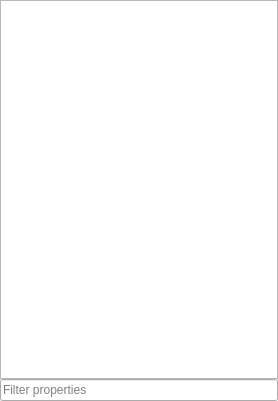
The window that Forms/itempropertieswidget.ui (ArashMassoudieh/WaterwAIs) describes before a commit, drawn with Qt 5.
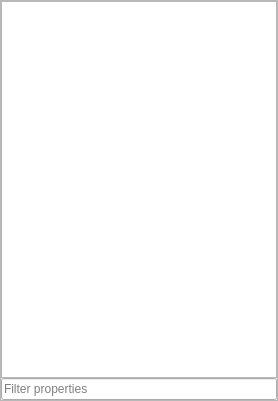
The same window after the commit.

Patch:
```diff
--- a/Forms/itempropertieswidget.ui
+++ b/Forms/itempropertieswidget.ui
@@ -13,13 +13,13 @@
   <property name="windowTitle">
    <string>Frame</string>
   </property>
+  <property name="frameShape">
+   <enum>QFrame::StyledPanel</enum>
+  </property>
   <property name="lineWidth">
    <number>0</number>
   </property>
-  <layout class="QVBoxLayout" name="verticalLayout">
-   <property name="spacing">
-    <number>0</number>
-   </property>
+  <layout class="QGridLayout" name="gridLayout">
    <property name="leftMargin">
     <number>0</number>
    </property>
@@ -32,7 +32,10 @@
    <property name="bottomMargin">
     <number>0</number>
    </property>
-   <item>
+   <property name="verticalSpacing">
+    <number>0</number>
+   </property>
+   <item row="0" column="0">
     <widget class="QTableView" name="tableView">
      <property name="selectionBehavior">
       <enum>QAbstractItemView::SelectRows</enum>
@@ -50,14 +53,14 @@
       <bool>false</bool>
      </attribute>
      <attribute name="verticalHeaderMinimumSectionSize">
-      <number>20</number>
+      <number>24</number>
      </attribute>
      <attribute name="verticalHeaderDefaultSectionSize">
-      <number>20</number>
+      <number>24</number>
      </attribute>
     </widget>
    </item>
-   <item>
+   <item row="1" column="0">
     <widget class="QLineEdit" name="edtFilter">
      <property name="placeholderText">
       <string>Filter properties</string>
```
